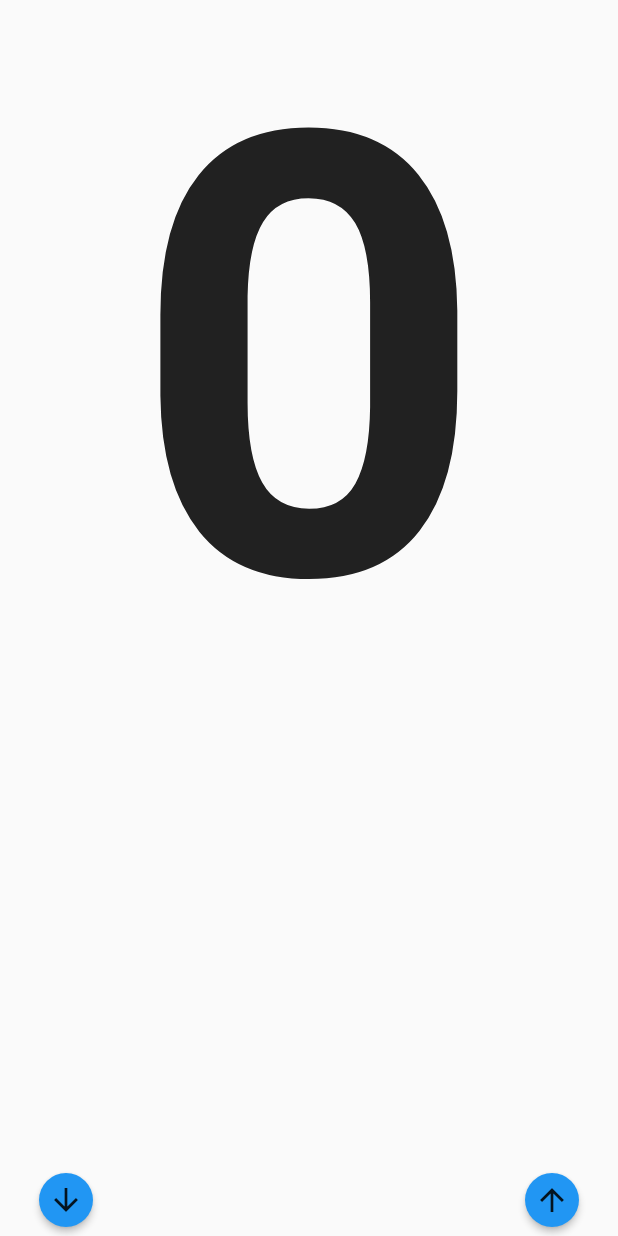
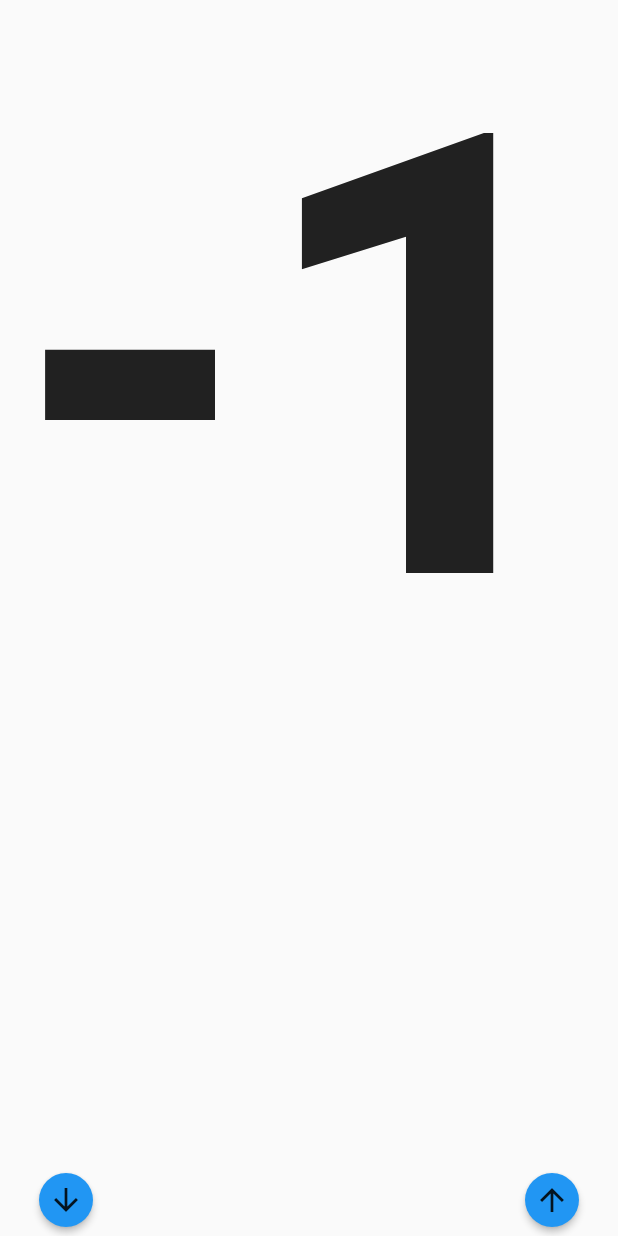
Before and after one commit to MAHakeem-MK/best_practice, a Flutter app: the screen it shows after launch, after a tap on the "arrow downward" icon, on a phone screen of 412 x 824 dp. Run offline on Flutter 3.47's test engine with Material 2 defaults, Android fonts, the phone set to English and light mode, and no system bars; our stand-ins replace bloc, flutter_bloc.

Commit message:
basic cubit implementation.

```diff
--- /dev/null
+++ b/lib/home/bloc/cubit/counter_cubit.dart
@@ -0,0 +1,15 @@
+import 'package:bloc/bloc.dart';
+
+class CounterCubit extends Cubit<int> {
+
+  CounterCubit() : super(0);
+
+  void increment() {
+    emit(state + 1);
+  }
+
+  void decrement() {
+    emit(state - 1);
+  }
+
+}
--- a/lib/home/ui/pages/home_page.dart
+++ b/lib/home/ui/pages/home_page.dart
@@ -1,20 +1,26 @@
+import 'package:best_approach/home/bloc/cubit/counter_cubit.dart';
 import 'package:best_approach/home/ui/widgets/count_actionbar.dart';
 import 'package:best_approach/home/ui/widgets/count_label.dart';
 import 'package:flutter/material.dart';
+import 'package:flutter_bloc/flutter_bloc.dart';
 
 class HomePage extends StatelessWidget {
   @override
   Widget build(BuildContext context) {
     return SafeArea(
       child: Scaffold(
-        body: Column(
+        body: BlocBuilder<CounterCubit, int>(
+          builder: (context, state) {
+            return Column(
               mainAxisAlignment: MainAxisAlignment.spaceBetween,
               children: [
                 CountLabel(
-              count: 0,
+                  count: "$state",
                 ),
                 CountActionBar()
               ],
+            );
+          },
         ),
       ),
     );
--- a/lib/home/ui/widgets/count_actionbar.dart
+++ b/lib/home/ui/widgets/count_actionbar.dart
@@ -1,4 +1,6 @@
 import 'package:best_approach/home/ui/widgets/count_action_button.dart';
+import 'package:best_approach/home/ui/widgets/decrement_button.dart';
+import 'package:best_approach/home/ui/widgets/increment_button.dart';
 import 'package:flutter/material.dart';
 
 class CountActionBar extends StatelessWidget {
@@ -9,14 +11,8 @@ class CountActionBar extends StatelessWidget {
   @override
   Widget build(BuildContext context) {
     return Row(mainAxisAlignment: MainAxisAlignment.spaceBetween, children: [
-      CountActionButton(
-        child: Icon(Icons.arrow_downward),
-        onPressed: () {},
-      ),
-      CountActionButton(
-        child: Icon(Icons.arrow_upward),
-        onPressed: () {},
-      ),
+      DecrementButton(),
+      IncrementButton(),
     ]);
   }
 }
--- a/lib/home/ui/widgets/count_label.dart
+++ b/lib/home/ui/widgets/count_label.dart
@@ -1,7 +1,7 @@
 import 'package:flutter/material.dart';
 
 class CountLabel extends StatelessWidget {
-  final int count;
+  final String count;
   const CountLabel({Key key, this.count}) : super(key: key);
 
   @override
--- /dev/null
+++ b/lib/home/ui/widgets/decrement_button.dart
@@ -0,0 +1,24 @@
+import 'package:best_approach/home/bloc/cubit/counter_cubit.dart';
+import 'package:best_approach/home/ui/widgets/count_action_button.dart';
+import 'package:flutter/material.dart';
+import 'package:flutter_bloc/flutter_bloc.dart';
+
+class DecrementButton extends StatelessWidget {
+  const DecrementButton({
+    Key key,
+  }) : super(key: key);
+
+  @override
+  Widget build(BuildContext context) {
+    return BlocBuilder<CounterCubit, int>(
+      builder: (context, state) {
+        return CountActionButton(
+          child: Icon(Icons.arrow_downward),
+          onPressed: () {
+            context.bloc<CounterCubit>().decrement();
+          },
+        );
+      },
+    );
+  }
+}
--- /dev/null
+++ b/lib/home/ui/widgets/increment_button.dart
@@ -0,0 +1,24 @@
+import 'package:best_approach/home/bloc/cubit/counter_cubit.dart';
+import 'package:best_approach/home/ui/widgets/count_action_button.dart';
+import 'package:flutter/material.dart';
+import 'package:flutter_bloc/flutter_bloc.dart';
+
+class IncrementButton extends StatelessWidget {
+  const IncrementButton({
+    Key key,
+  }) : super(key: key);
+
+  @override
+  Widget build(BuildContext context) {
+    return BlocBuilder<CounterCubit, int>(
+      builder: (context, state) {
+        return CountActionButton(
+          child: Icon(Icons.arrow_upward),
+          onPressed: () {
+            context.bloc<CounterCubit>().increment();
+          },
+        );
+      },
+    );
+  }
+}
--- a/lib/main.dart
+++ b/lib/main.dart
@@ -1,4 +1,6 @@
+import 'package:best_approach/home/bloc/cubit/counter_cubit.dart';
 import 'package:flutter/material.dart';
+import 'package:flutter_bloc/flutter_bloc.dart';
 import 'home/ui/pages/home_page.dart';
 
 void main() {
@@ -10,7 +12,10 @@ class MyApp extends StatelessWidget {
   Widget build(BuildContext context) {
     return MaterialApp(
       debugShowCheckedModeBanner: false,
-      home: HomePage(),
+      home: BlocProvider(
+        create: (context) => CounterCubit(),
+        child: HomePage(),
+      ),
       routes: {
         'home': (context) => HomePage(),
       },
```
Lines whose indentation alone changed are shown as unchanged.
